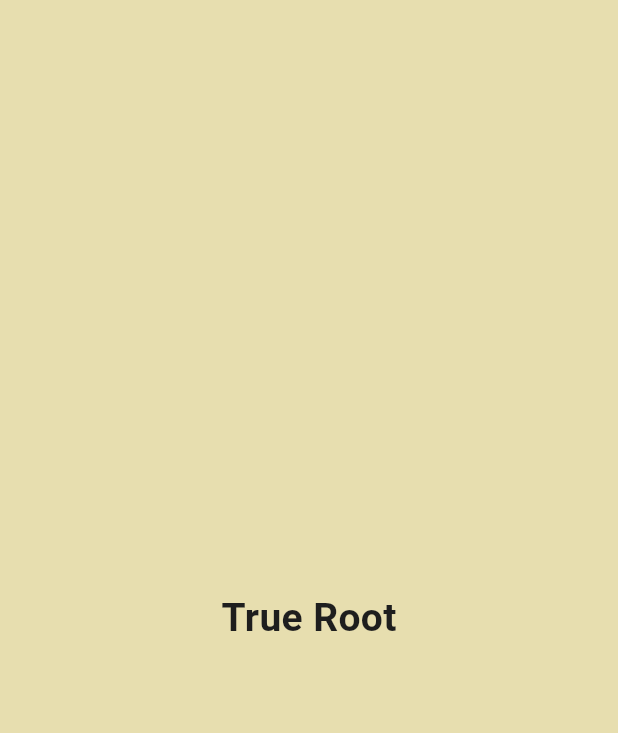
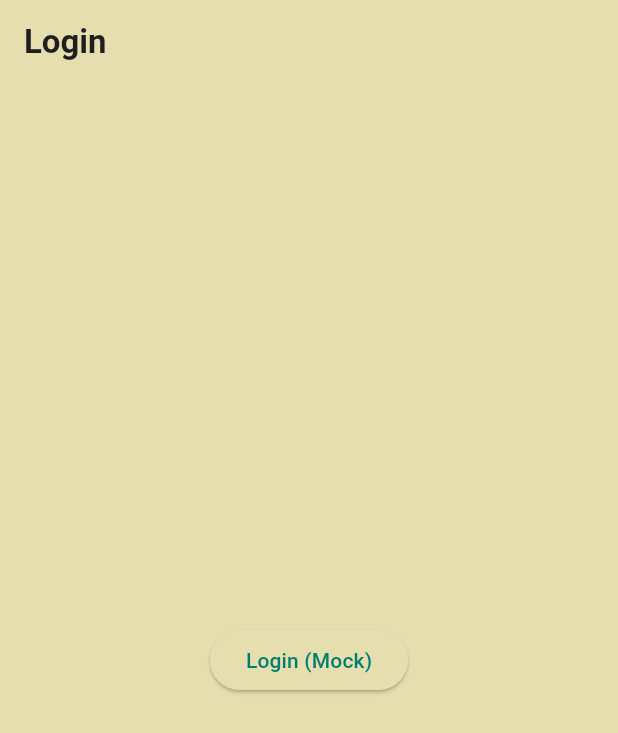
Before and after one commit to shamilsuraweera/true_root, a Flutter app: the screen it shows after launch, on a phone screen of 412 x 824 dp. Shown: the top 733 px of the screen. Run offline on Flutter 3.47's test engine with Material 3 defaults, Android fonts, the phone set to English and light mode, and no system bars.

Commit message:
feat: Implement login and home pages with navigation

```diff
--- a/lib/app.dart
+++ b/lib/app.dart
@@ -1,6 +1,11 @@
 import 'package:flutter/material.dart';
+
 import 'core/theme/app_theme.dart';
+import 'app_routes.dart';
+
 import 'features/splash/splash_page.dart';
+import 'features/auth/login_page.dart';
+import 'features/home/home_page.dart';
 
 class TrueRootApp extends StatelessWidget {
   const TrueRootApp({super.key});
@@ -11,7 +16,12 @@ class TrueRootApp extends StatelessWidget {
       title: 'True Root',
       debugShowCheckedModeBanner: false,
       theme: AppTheme.light(),
-      home: const SplashPage(),
+      initialRoute: AppRoutes.splash,
+      routes: {
+        AppRoutes.splash: (_) => const SplashPage(),
+        AppRoutes.login: (_) => const LoginPage(),
+        AppRoutes.home: (_) => const HomePage(),
+      },
     );
   }
 }
--- a/lib/app_routes.dart
+++ b/lib/app_routes.dart
@@ -0,0 +1,5 @@
+class AppRoutes {
+  static const splash = '/';
+  static const login = '/login';
+  static const home = '/home';
+}
--- /dev/null
+++ b/lib/features/auth/login_page.dart
@@ -0,0 +1,21 @@
+import 'package:flutter/material.dart';
+import '../../app_routes.dart';
+
+class LoginPage extends StatelessWidget {
+  const LoginPage({super.key});
+
+  @override
+  Widget build(BuildContext context) {
+    return Scaffold(
+      appBar: AppBar(title: const Text('Login')),
+      body: Center(
+        child: ElevatedButton(
+          onPressed: () {
+            Navigator.pushReplacementNamed(context, AppRoutes.home);
+          },
+          child: const Text('Login (Mock)'),
+        ),
+      ),
+    );
+  }
+}
--- a/lib/features/splash/splash_page.dart
+++ b/lib/features/splash/splash_page.dart
@@ -1,4 +1,5 @@
 import 'package:flutter/material.dart';
+import '../../app_routes.dart';
 
 class SplashPage extends StatefulWidget {
   const SplashPage({super.key});
@@ -13,7 +14,9 @@ class _SplashPageState extends State<SplashPage> {
     super.initState();
 
     Future.delayed(const Duration(seconds: 2), () {
-      // later: navigate to login
+      if (!mounted) return;
+
+      Navigator.pushReplacementNamed(context, AppRoutes.login);
     });
   }
 
```
Also changed, not shown: lib/features/home/home_page.dart (added, +14 -0 lines), lib/app_router.dart (added).
